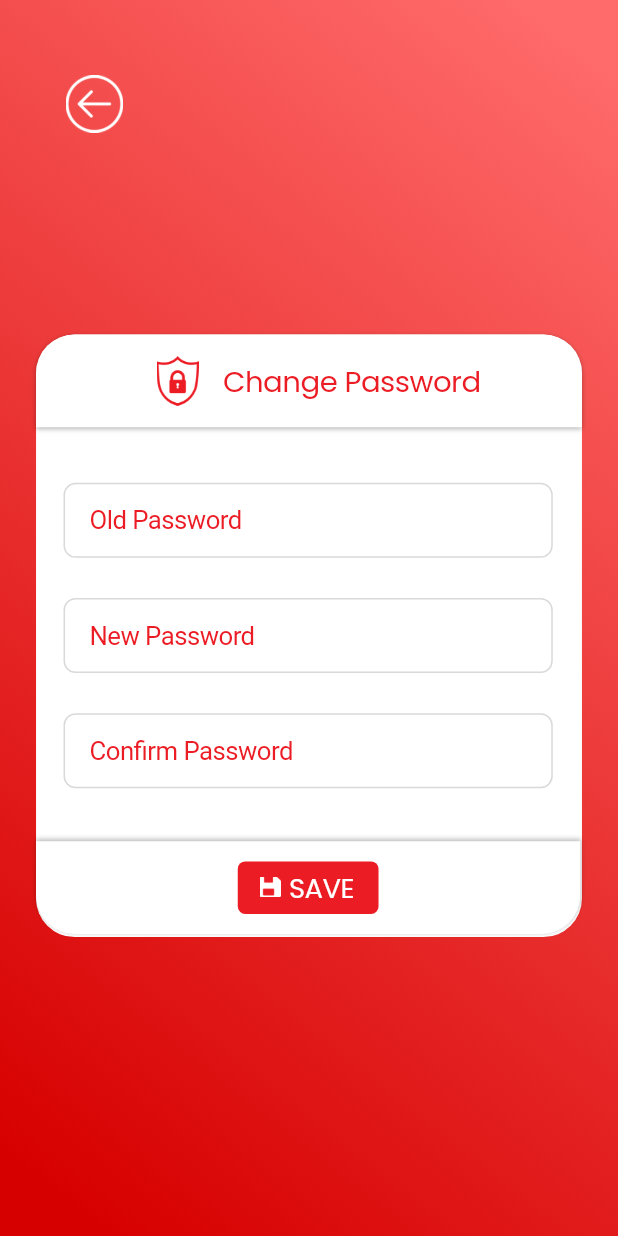
After one commit to rootsystechnologies/EasyCardManageApp, a Flutter app: the ChangePassword screen opened directly, on a phone screen of 412 x 824 dp. The commit adds this screen. Run offline on Flutter 3.47's test engine with Material 2 defaults, Android fonts, the phone set to English and light mode, and no system bars; our stand-ins replace dotted_border, expansion_tile_card, flutter_screenutil, flutter_svg, google_fonts.

Commit message:
change password screen created

```diff
--- /dev/null
+++ b/lib/Ui/changepassword.dart
@@ -0,0 +1,326 @@
+import 'package:flutter/material.dart';
+import 'package:flutter_screenutil/flutter_screenutil.dart';
+import 'package:google_fonts/google_fonts.dart';
+
+class ChangePassword extends StatefulWidget {
+  const ChangePassword({Key? key}) : super(key: key);
+
+  @override
+  State<ChangePassword> createState() => _ChangePasswordState();
+}
+
+late FocusNode _focusNode1;
+
+bool _isFocused1 = false;
+late FocusNode _focusNode2;
+bool _isFocused2 = false;
+bool isExpanded = false;
+late FocusNode _focusNode3;
+bool _isFocused3 = false;
+
+class _ChangePasswordState extends State<ChangePassword> {
+  @override
+  void initState() {
+    super.initState();
+    _focusNode1 = FocusNode();
+    _focusNode1.addListener(() {
+      setState(() {
+        _isFocused1 = _focusNode1.hasFocus;
+      });
+    });
+    _focusNode2 = FocusNode();
+    _focusNode2.addListener(() {
+      setState(() {
+        _isFocused2 = _focusNode2.hasFocus;
+      });
+    });
+    _focusNode3 = FocusNode();
+    _focusNode3.addListener(() {
+      setState(() {
+        _isFocused3 = _focusNode3.hasFocus;
+      });
+    });
+  }
+
+  @override
+  void dispose() {
+    // TODO: implement dispose
+    super.dispose();
+    _focusNode1.dispose();
+    _focusNode2.dispose();
+    _focusNode3.dispose();
+  }
+
+  @override
+  Widget build(BuildContext context) {
+    return Scaffold(
+        resizeToAvoidBottomInset: false,
+        body: Container(
+            width: MediaQuery.of(context).size.width,
+            height: MediaQuery.of(context).size.height,
+            decoration: BoxDecoration(
+              gradient: LinearGradient(
+                begin: Alignment.topCenter,
+                end: Alignment.bottomCenter,
+                transform:
+                    GradientRotation(190.64 * (3.1415926535897932 / 180.0).sp),
+                stops: [0.0057.sp, 0.969.sp],
+                colors: [
+                  Color(0xffD70000),
+                  Color(0xffFF6A6A),
+                ],
+              ),
+            ),
+            child:
+                Column(crossAxisAlignment: CrossAxisAlignment.start, children: [
+              SizedBox(
+                height: 41.h,
+              ),
+              Padding(
+                padding: EdgeInsets.only(left: 26.w),
+                child: TextButton(
+                    onPressed: () {
+                      Navigator.of(context).pop();
+                    },
+                    child: SizedBox(
+                      width: 37.062.w,
+                      height: 37.062.h,
+                      child: Image.asset('assets/arrowback.png'),
+                    )),
+              ),
+              SizedBox(
+                height: 122.94.h,
+              ),
+              Stack(
+                children: [
+                  Container(
+                      margin: EdgeInsets.only(left: 21.w, right: 21.w),
+                      width: 326.w,
+                      height: 390.h,
+                      decoration: BoxDecoration(
+                        color: Colors.white,
+                        borderRadius: BorderRadius.circular(25.r),
+                      ),
+                      child: SingleChildScrollView(
+                          child: Column(children: [
+                        Container(
+                          decoration: BoxDecoration(
+                              boxShadow: [
+                                BoxShadow(
+                                  color: Color.fromRGBO(0, 0, 0, 0.25.sp),
+                                  offset: Offset(0, 1.sp),
+                                  blurRadius: 2.r,
+                                ),
+                              ],
+                              color: Colors.white,
+                              borderRadius: BorderRadius.only(
+                                  topLeft: Radius.circular(25.r),
+                                  topRight: Radius.circular(25.r))),
+                          width: 326.w,
+                          height: 60.h,
+                          child: Row(
+                            children: [
+                              Padding(
+                                padding: EdgeInsets.only(
+                                    left: 68.w,
+                                    top: 14.h,
+                                    bottom: 13.94.h,
+                                    right: 2.w),
+                                child: SizedBox(
+                                    width: 29.w,
+                                    height: 34.h,
+                                    child: Image.asset('assets/password.png')),
+                              ),
+                              Padding(
+                                padding: EdgeInsets.only(
+                                    top: 17.h, bottom: 17.h, left: 10.w),
+                                child: SizedBox(
+                                    width: 178.w,
+                                    height: 26.h,
+                                    child: Text(
+                                      'Change Password',
+                                      style: GoogleFonts.poppins(
+                                        textStyle: TextStyle(
+                                          letterSpacing: -0.3.sp,
+                                          color: Color(0xffEC1C24),
+                                          fontSize: 17.sp,
+                                          fontWeight: FontWeight.w400,
+                                        ),
+                                      ),
+                                    )),
+                              )
+                            ],
+                          ),
+                        ),
+                        SizedBox(
+                          height: 36.h,
+                        ),
+                        FocusScope(
+                          child: Container(
+                            margin: EdgeInsets.only(left: 16.w, right: 17.w),
+                            padding: EdgeInsets.symmetric(horizontal: 16.0.h),
+                            decoration: BoxDecoration(
+                              border: Border.all(
+                                color: _isFocused1 == false
+                                    ? Color(0xffD9D9D9)
+                                    : Color(
+                                        0xffFF0000), // Change border color based on focus
+                              ),
+                              borderRadius: BorderRadius.circular(8.0),
+                            ),
+                            child: TextField(
+                              focusNode: _focusNode1,
+                              decoration: InputDecoration(
+                                hintText: 'Old Password',
+                                hintStyle: TextStyle(
+                                  color: _isFocused1 == false
+                                      ? Color(0xffEC1C24)
+                                      : Color(0xffA4A4A4),
+                                  letterSpacing: -0.3.sp,
+                                  fontSize: _isFocused1 == false
+                                      ? 15.0.sp
+                                      : 13.0
+                                          .sp, // Change hint text size based on focus
+                                ),
+                                border: InputBorder.none,
+                              ),
+                            ),
+                          ),
+                        ),
+                        SizedBox(
+                          height: 26.h,
+                        ),
+                        FocusScope(
+                          child: Container(
+                            margin: EdgeInsets.only(left: 16.w, right: 17.w),
+                            padding: EdgeInsets.symmetric(horizontal: 16.0.h),
+                            decoration: BoxDecoration(
+                              border: Border.all(
+                                color: _isFocused2 == false
+                                    ? Color(0xffD9D9D9)
+                                    : Color(
+                                        0xffFF0000), // Change border color based on focus
+                              ),
+                              borderRadius: BorderRadius.circular(8.0),
+                            ),
+                            child: TextField(
+                              focusNode: _focusNode2,
+                              decoration: InputDecoration(
+                                hintText: 'New Password',
+                                hintStyle: TextStyle(
+                                  color: _isFocused2 == false
+                                      ? Color(0xffEC1C24)
+                                      : Color(0xffA4A4A4),
+                                  letterSpacing: -0.3.sp,
+                                  fontSize: _isFocused2 == false
+                                      ? 15.0.sp
+                                      : 13.0
+                                          .sp, // Change hint text size based on focus
+                                ),
+                                border: InputBorder.none,
+                              ),
+                            ),
+                          ),
+                        ),
+                        SizedBox(
+                          height: 26.h,
+                        ),
+                        FocusScope(
+                          child: Container(
+                            margin: EdgeInsets.only(left: 16.w, right: 17.w),
+                            padding: EdgeInsets.symmetric(horizontal: 16.0.h),
+                            decoration: BoxDecoration(
+                              border: Border.all(
+                                color: _isFocused3 == false
+                                    ? Color(0xffD9D9D9)
+                                    : Color(
+                                        0xffFF0000), // Change border color based on focus
+                              ),
+                              borderRadius: BorderRadius.circular(8.0),
+                            ),
+                            child: TextField(
+                              focusNode: _focusNode3,
+                              decoration: InputDecoration(
+                                hintText: 'Confirm Password',
+                                hintStyle: TextStyle(
+                                  color: _isFocused3 == false
+                                      ? Color(0xffEC1C24)
+                                      : Color(0xffA4A4A4),
+                                  letterSpacing: -0.3.sp,
+                                  fontSize: _isFocused3 == false
+                                      ? 15.0.sp
+                                      : 13.0
+                                          .sp, // Change hint text size based on focus
+                                ),
+                                border: InputBorder.none,
+                              ),
+                            ),
+                          ),
+                        ),
+                      ]))),
+                  Positioned(
+                    top: 328.h,
+                    left: 21.w,
+                    right: 22.w,
+                    child: Container(
+                      width: 326.w,
+                      height: 60.h,
+                      decoration: BoxDecoration(
+                          boxShadow: [
+                            BoxShadow(
+                              offset: Offset(0, -1),
+                              blurRadius: 2,
+                              color: Color.fromRGBO(0, 0, 0, 0.25),
+                            ),
+                          ],
+                          color: Colors.white,
+                          borderRadius: BorderRadius.only(
+                              bottomLeft: Radius.circular(25.r),
+                              bottomRight: Radius.circular(25.r))),
+                      child: Center(
+                        child: Container(
+                          width: 82.w,
+                          height: 34.h,
+                          decoration: ShapeDecoration(
+                            color: Color(0xFFEC1C24),
+                            shape: RoundedRectangleBorder(
+                                borderRadius: BorderRadius.circular(5)),
+                          ),
+                          child: Row(
+                            children: [
+                              Padding(
+                                padding: EdgeInsets.only(
+                                    left: 12.w,
+                                    top: 10.h,
+                                    bottom: 11.h,
+                                    right: 4.w),
+                                child: SizedBox(
+                                  height: 13.h,
+                                  width: 14.w,
+                                  child: Image.asset('assets/saver.png'),
+                                ),
+                              ),SizedBox(
+                                  width: 41.w,
+                                  height: 25.h,
+                                  child: Text(
+                                    'SAVE',
+                                    style: GoogleFonts.poppins(
+                                      textStyle: TextStyle(
+                                        letterSpacing: -0.3.sp,
+                                        color: Colors.white,
+                                        fontSize: 16.sp,
+                                        fontWeight: FontWeight.w400,
+                                      ),
+                                    ),
+                                  )),
+                            ],
+                          ),
+                        ),
+                      ),
+                    ),
+                  )
+                ],
+              )
+            ])));
+  }
+}
--- a/lib/Ui/profile.dart
+++ b/lib/Ui/profile.dart
@@ -2,6 +2,8 @@
 import 'package:flutter/material.dart';
 import 'package:flutter_screenutil/flutter_screenutil.dart';
 import 'package:google_fonts/google_fonts.dart';
+
+import 'changepassword.dart';
 
 class Profile extends StatefulWidget {
   const Profile({Key? key}) : super(key: key);
@@ -261,6 +263,10 @@
                     ),
                     Padding(
                       padding: EdgeInsets.only(left: 28.w, right: 26.w),
+                      child: GestureDetector(
+                        onTap: () => Navigator.of(context).push(
+                            MaterialPageRoute(
+                                builder: (_) => ChangePassword())),
                         child: DottedBorder(
                           dashPattern: [4.sp, 4.sp],
                           borderType: BorderType.RRect,
@@ -307,6 +313,7 @@
                                   ),
                                 )
                               ],
+                            ),
                           ),
                         ),
                       ),
```
Lines whose indentation alone changed are shown as unchanged.
